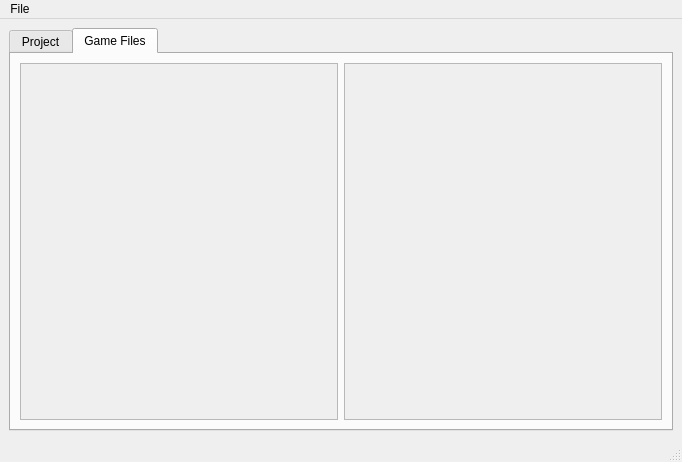
This is mainwindow.ui in Delta-Psi/shsl-editor as Qt 5 draws it before an edit. The edited form follows.
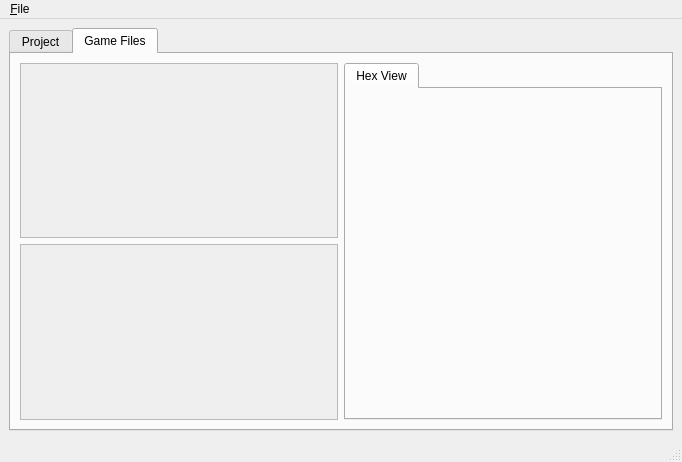
This is the edited form.

Diff of the .ui file:
```diff
--- a/mainwindow.ui
+++ b/mainwindow.ui
@@ -14,8 +14,8 @@
    <string>MainWindow</string>
   </property>
   <widget class="QWidget" name="centralwidget">
-   <layout class="QGridLayout" name="gridLayout">
-    <item row="0" column="0">
+   <layout class="QHBoxLayout" name="horizontalLayout">
+    <item>
      <widget class="QTabWidget" name="tabs">
       <property name="currentIndex">
        <number>1</number>
@@ -34,8 +34,8 @@
        <attribute name="title">
         <string>Game Files</string>
        </attribute>
-       <layout class="QHBoxLayout" name="horizontalLayout">
-        <item>
+       <layout class="QGridLayout" name="gridLayout">
+        <item row="0" column="0">
          <widget class="QListView" name="wadList">
           <property name="enabled">
            <bool>false</bool>
@@ -51,7 +51,19 @@
           </property>
          </widget>
         </item>
-        <item>
+        <item row="0" column="1" rowspan="2">
+         <widget class="QTabWidget" name="wadFileTabs">
+          <property name="currentIndex">
+           <number>0</number>
+          </property>
+          <widget class="QWidget" name="wadFileHex">
+           <attribute name="title">
+            <string>Hex View</string>
+           </attribute>
+          </widget>
+         </widget>
+        </item>
+        <item row="1" column="0">
          <widget class="QTreeView" name="wadFileTree">
           <property name="enabled">
            <bool>false</bool>
@@ -78,7 +90,7 @@
    </property>
    <widget class="QMenu" name="menuFile">
     <property name="title">
-     <string>File</string>
+     <string>&amp;File</string>
     </property>
     <addaction name="actionNew_Project"/>
     <addaction name="actionOpen_Project"/>
```
Left out of the diff: 43 changed lines with no effect on the pictures.
